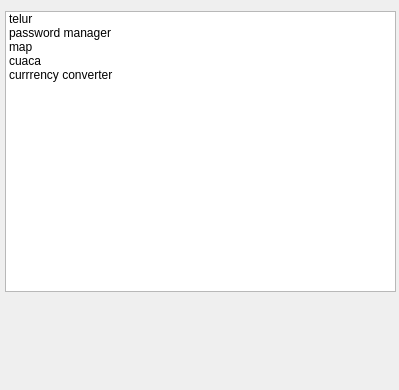
This is main.ui in anwartan/python_qt as Qt 5 draws it before an edit. The edited form follows.
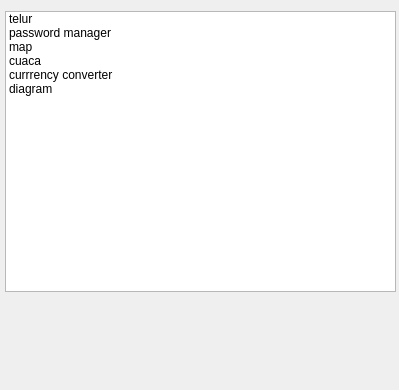
This is the edited form.

```diff
--- a/main.ui
+++ b/main.ui
@@ -47,6 +47,11 @@
      <string>currrency converter</string>
     </property>
    </item>
+   <item>
+    <property name="text">
+     <string>diagram</string>
+    </property>
+   </item>
   </widget>
  </widget>
  <resources/>
```
